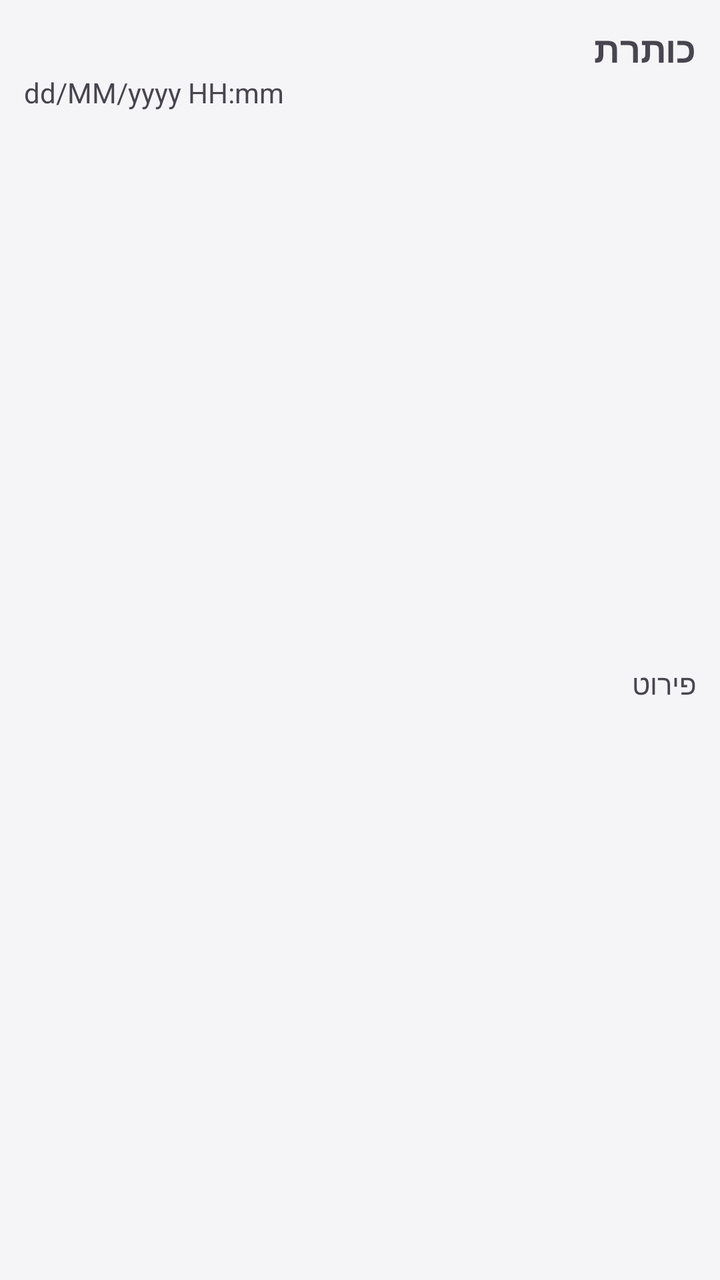
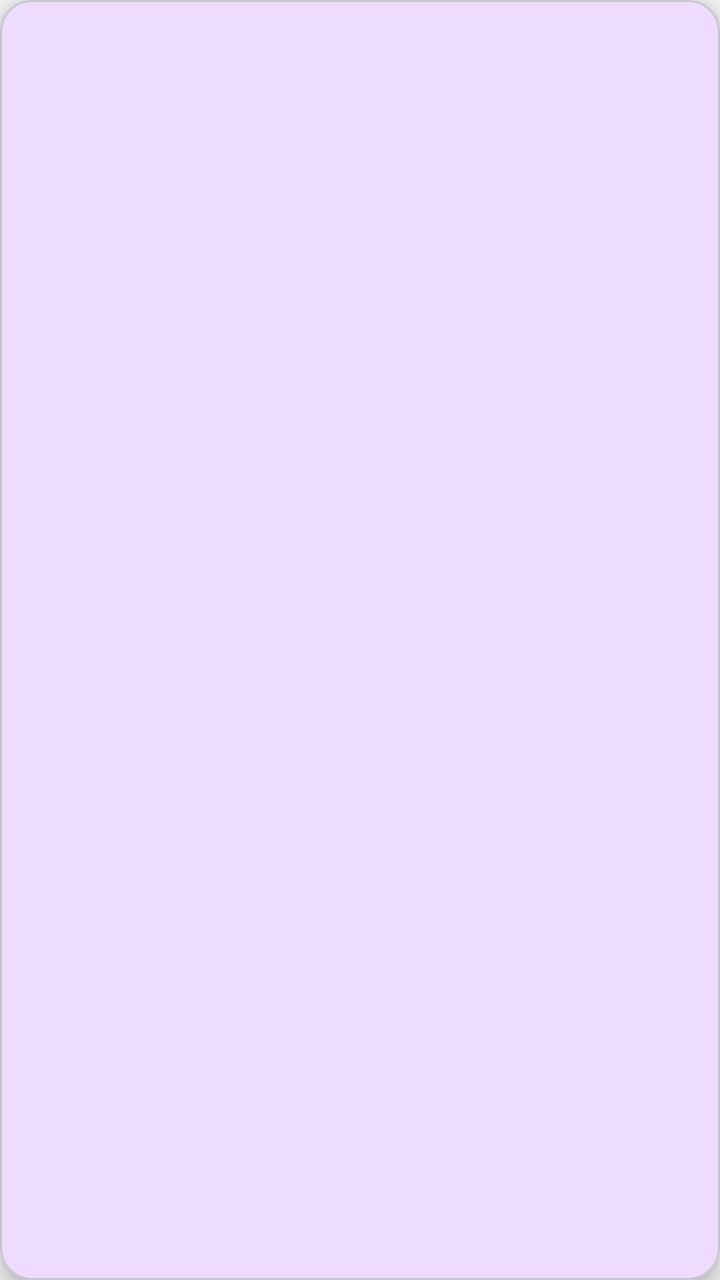

An Android layout rendered at two revisions. The XML below is the earlier revision; the diff shows what the commit changed to produce the second picture.
<!-- AndroidManifest.xml: application theme Theme.MyScheduleApp20 -->
<!-- res/layout/item_schedule.xml -->
<?xml version="1.0" encoding="utf-8"?>
<androidx.constraintlayout.widget.ConstraintLayout
    xmlns:android="http://schemas.android.com/apk/res/android"
    xmlns:app="http://schemas.android.com/apk/res-auto"
    android:layout_width="match_parent"
    android:layout_height="wrap_content"
    android:padding="12dp">

    <TextView
        android:id="@+id/txtTitle"
        android:layout_width="0dp"
        android:layout_height="wrap_content"
        android:text="כותרת"
        android:textStyle="bold"
        android:textSize="18sp"
        app:layout_constraintTop_toTopOf="parent"
        app:layout_constraintStart_toStartOf="parent"
        app:layout_constraintEnd_toEndOf="parent"/>

    <TextView
        android:id="@+id/txtTime"
        android:layout_width="0dp"
        android:layout_height="wrap_content"
        android:text="dd/MM/yyyy HH:mm"
        android:textSize="14sp"
        app:layout_constraintTop_toBottomOf="@id/txtTitle"
        app:layout_constraintStart_toStartOf="parent"
        app:layout_constraintEnd_toEndOf="parent"/>

    <TextView
        android:id="@+id/txtDetails"
        android:layout_width="0dp"
        android:layout_height="wrap_content"
        android:text="פירוט"
        android:textSize="14sp"
        app:layout_constraintTop_toBottomOf="@id/txtTime"
        app:layout_constraintStart_toStartOf="parent"
        app:layout_constraintEnd_toEndOf="parent"
        app:layout_constraintBottom_toBottomOf="parent"/>

</androidx.constraintlayout.widget.ConstraintLayout>
<!-- resources referenced by this layout -->
<resources>
  <style name="Theme.MyScheduleApp20" parent="Base.Theme.MyScheduleApp20" />
  <style name="Base.Theme.MyScheduleApp20" parent="Theme.Material3.DayNight.NoActionBar">
          <item name="colorPrimary">@color/purple_primary</item>
          <item name="colorOnPrimary">@color/on_primary</item>
          <item name="android:windowBackground">@color/background_light</item>
          <item name="android:statusBarColor">@color/purple_variant</item>
      </style>
  <color name="purple_primary">#6200EE</color>
  <color name="on_primary">#FFFFFF</color>
  <color name="background_light">#F5F5F7</color>
  <color name="purple_variant">#3700B3</color>
</resources>

<!-- the commit's change to res/layout/item_schedule.xml (unified diff, before → after) -->
@@ -1,41 +1,51 @@
 <?xml version="1.0" encoding="utf-8"?>
-<androidx.constraintlayout.widget.ConstraintLayout
+<com.google.android.material.card.MaterialCardView
     xmlns:android="http://schemas.android.com/apk/res/android"
     xmlns:app="http://schemas.android.com/apk/res-auto"
     android:layout_width="match_parent"
     android:layout_height="wrap_content"
-    android:padding="12dp">
+    android:layout_marginVertical="6dp"
+    android:layout_marginHorizontal="4dp"
+    app:cardCornerRadius="16dp"
+    app:cardElevation="6dp">
 
-    <TextView
-        android:id="@+id/txtTitle"
-        android:layout_width="0dp"
+    <androidx.constraintlayout.widget.ConstraintLayout
+        android:layout_width="match_parent"
         android:layout_height="wrap_content"
-        android:text="כותרת"
-        android:textStyle="bold"
-        android:textSize="18sp"
-        app:layout_constraintTop_toTopOf="parent"
-        app:layout_constraintStart_toStartOf="parent"
-        app:layout_constraintEnd_toEndOf="parent"/>
+        android:padding="16dp">
 
-    <TextView
-        android:id="@+id/txtTime"
-        android:layout_width="0dp"
-        android:layout_height="wrap_content"
-        android:text="dd/MM/yyyy HH:mm"
-        android:textSize="14sp"
-        app:layout_constraintTop_toBottomOf="@id/txtTitle"
-        app:layout_constraintStart_toStartOf="parent"
-        app:layout_constraintEnd_toEndOf="parent"/>
+        <TextView
+            android:id="@+id/txtTitle"
+            android:layout_width="0dp"
+            android:layout_height="wrap_content"
+            android:textStyle="bold"
+            android:textSize="18sp"
+            android:textColor="@android:color/black"
+            app:layout_constraintTop_toTopOf="parent"
+            app:layout_constraintStart_toStartOf="parent"
+            app:layout_constraintEnd_toEndOf="parent"/>
 
-    <TextView
-        android:id="@+id/txtDetails"
-        android:layout_width="0dp"
-        android:layout_height="wrap_content"
-        android:text="פירוט"
-        android:textSize="14sp"
-        app:layout_constraintTop_toBottomOf="@id/txtTime"
-        app:layout_constraintStart_toStartOf="parent"
-        app:layout_constraintEnd_toEndOf="parent"
-        app:layout_constraintBottom_toBottomOf="parent"/>
+        <TextView
+            android:id="@+id/txtTime"
+            android:layout_width="0dp"
+            android:layout_height="wrap_content"
+            android:textSize="14sp"
+            android:textColor="@android:color/darker_gray"
+            app:layout_constraintTop_toBottomOf="@id/txtTitle"
+            app:layout_constraintStart_toStartOf="parent"
+            app:layout_constraintEnd_toEndOf="parent"/>
 
-</androidx.constraintlayout.widget.ConstraintLayout>
+        <TextView
+            android:id="@+id/txtDetails"
+            android:layout_width="0dp"
+            android:layout_height="wrap_content"
+            android:textSize="14sp"
+            android:layout_marginTop="4dp"
+            app:layout_constraintTop_toBottomOf="@id/txtTime"
+            app:layout_constraintStart_toStartOf="parent"
+            app:layout_constraintEnd_toEndOf="parent"
+            app:layout_constraintBottom_toBottomOf="parent"/>
+
+    </androidx.constraintlayout.widget.ConstraintLayout>
+
+</com.google.android.material.card.MaterialCardView>
